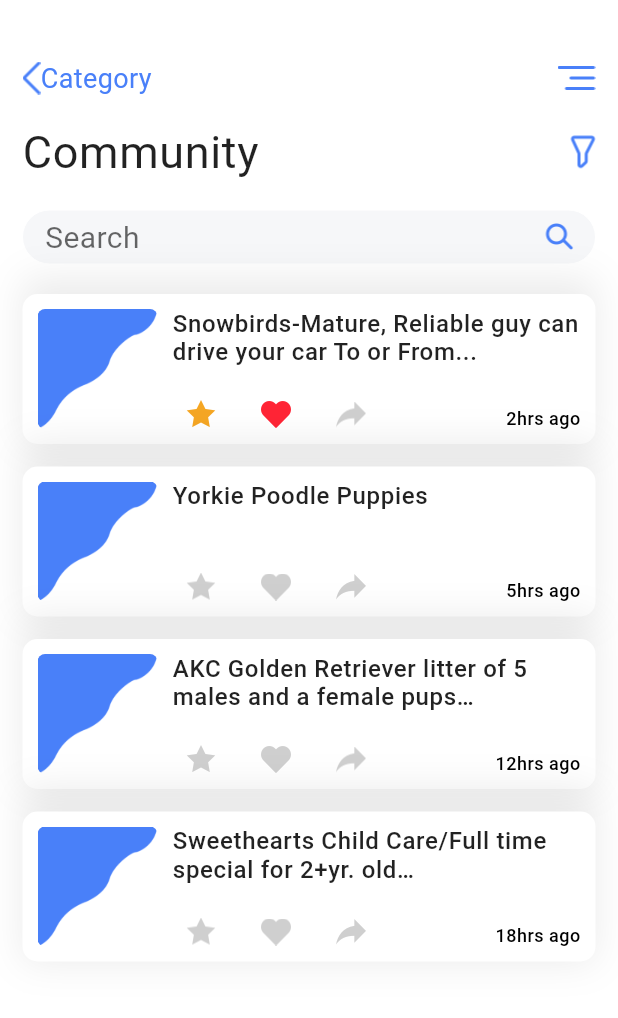
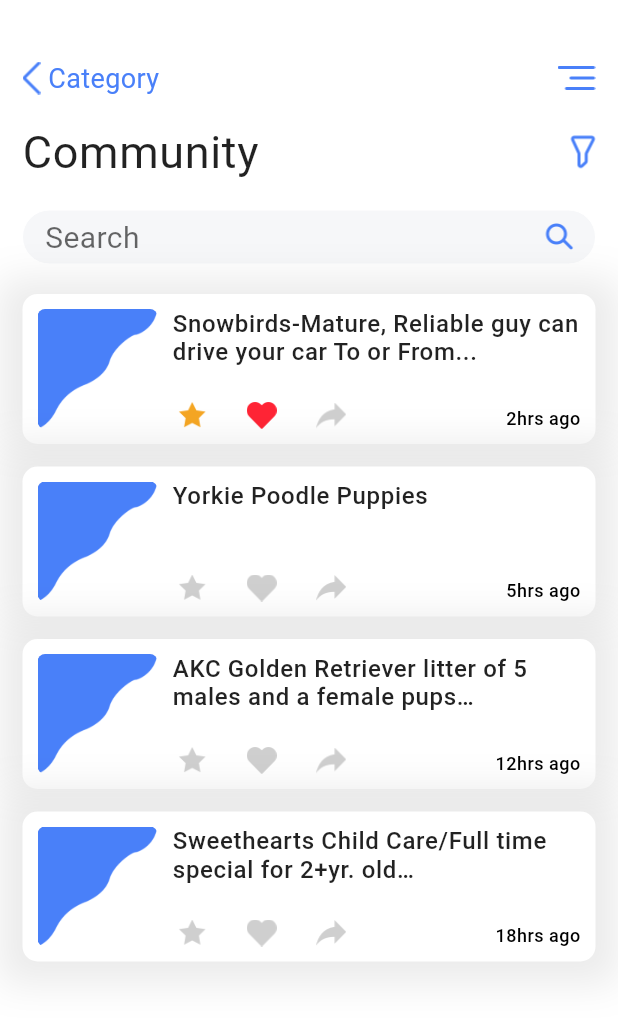
Before and after one commit to Thanhtho96/CragList, a Flutter app: the list screen opened by its route, on a phone screen of 412 x 824 dp. Shown: the top 1018 px of the screen. Run offline on Flutter 3.47's test engine with Material 2 defaults, Android fonts, the phone set to English and light mode, and no system bars; our stand-ins replace sticky_headers; Roboto replaces fonts that are missing (SFProDisplay, SFProDisplay-Bold, SFProDisplay-Medium).

Commit message:
finish minor things

```diff
--- a/lib/category_card.dart
+++ b/lib/category_card.dart
@@ -8,6 +8,7 @@ class category_card extends StatelessWidget {
         children: <Widget>[
           new Container(
             padding: EdgeInsets.only(left: 15, top: 41, right: 15),
+//            height: 24,
             child: new Row(
               mainAxisAlignment: MainAxisAlignment.spaceBetween,
               mainAxisSize: MainAxisSize.max,
@@ -25,6 +26,7 @@ class category_card extends StatelessWidget {
                           ),
                         ),
                         new Container(
+                          padding: EdgeInsets.only(left: 5),
                           alignment: Alignment.topLeft,
                           child: new Text(
                             "Country",
--- a/lib/detailed.dart
+++ b/lib/detailed.dart
@@ -30,7 +30,7 @@ class detailed extends StatelessWidget {
             ],
           ),
           Container(
-            padding: EdgeInsets.only(left: 15, top: 15, right: 15),
+            padding: EdgeInsets.only(left: 5, top: 15, right: 15),
             child: Row(
               children: <Widget>[
                 new Expanded(
@@ -38,9 +38,9 @@ class detailed extends StatelessWidget {
                     mainAxisAlignment: MainAxisAlignment.spaceBetween,
                     mainAxisSize: MainAxisSize.max,
                     children: <Widget>[
-                      Image.asset("images/stared.png"),
-                      Image.asset("images/shaped.png"),
-                      Image.asset("images/forward_arrow.png"),
+                      Expanded(child: Image.asset("images/stared.png")),
+                      Expanded(child: Image.asset("images/shaped.png")),
+                      Expanded(child: Image.asset("images/forward_arrow.png")),
                     ],
                   ),
                 ),
@@ -62,7 +62,7 @@ class detailed extends StatelessWidget {
             ),
           ),
           Container(
-            padding: EdgeInsets.only(left: 15, top: 21.1, right: 15),
+            padding: EdgeInsets.only(left: 15, top: 15, right: 15),
             child: Text(
               "Snowbirds-Mature, Reliable guy can drive your car To or From Florida",
               style: TextStyle(
--- a/lib/list.dart
+++ b/lib/list.dart
@@ -60,6 +60,7 @@ class _ListState extends State<list> {
                                 ),
                               ),
                               new Container(
+                                padding: EdgeInsets.only(left: 5),
                                 child: new Text(
                                   "Category",
                                   style: new TextStyle(
@@ -125,12 +126,12 @@ class _ListState extends State<list> {
             ),
           ),
           Container(
-            padding: EdgeInsets.only(left: 15, top: 186, right: 15, bottom: 15),
+            padding: EdgeInsets.only(top: 186),
             child: ListView(
               padding: EdgeInsets.all(0),
               children: <Widget>[
                 new Container(
-                  padding: EdgeInsets.only(top: 10),
+                  padding: EdgeInsets.only(left: 15, top: 10, right: 15),
                   decoration: BoxDecoration(boxShadow: [
                     new BoxShadow(
                         color: Color.fromRGBO(0, 0, 0, 0.08), blurRadius: 20)
@@ -176,29 +177,37 @@ class _ListState extends State<list> {
                                   ),
                                   Container(
                                     alignment: Alignment.bottomCenter,
-                                    padding:
-                                        EdgeInsets.only(left: 19, right: 143),
+                                    padding: EdgeInsets.only(
+                                        top: 62, right: 143, bottom: 0),
                                     child: Row(
-                                      mainAxisAlignment:
-                                          MainAxisAlignment.spaceBetween,
-                                      mainAxisSize: MainAxisSize.max,
+//                                      mainAxisAlignment:
+//                                          MainAxisAlignment.spaceEvenly,
+//                                      mainAxisSize: MainAxisSize.min,
                                       children: <Widget>[
-                                        GestureDetector(
+                                        Expanded(
+                                          child: GestureDetector(
 //                                          key: ,
                                             onTap: _toggleStar,
                                             child: _isStared
-                                              ? Image.asset("images/stared.png")
+                                                ? Image.asset(
+                                                    "images/stared.png")
                                                 : new Image.asset(
                                                     "images/star.png"),
                                           ),
-                                        GestureDetector(
+                                        ),
+                                        Expanded(
+                                          child: GestureDetector(
                                             onTap: _toggleFavorite,
                                             child: _isFavorited
-                                              ? Image.asset("images/shaped.png")
+                                                ? Image.asset(
+                                                    "images/shaped.png")
                                                 : new Image.asset(
                                                     "images/shape.png"),
                                           ),
-                                        Image.asset("images/forward_arrow.png"),
+                                        ),
+                                        Expanded(
+                                            child: Image.asset(
+                                                "images/forward_arrow.png")),
                                       ],
                                     ),
                                   ),
@@ -221,7 +230,7 @@ class _ListState extends State<list> {
                   ),
                 ),
                 new Container(
-                  padding: EdgeInsets.only(top: 15),
+                  padding: EdgeInsets.only(left: 15, top: 15, right: 15),
                   decoration: BoxDecoration(boxShadow: [
                     new BoxShadow(
                         color: Color.fromRGBO(0, 0, 0, 0.08), blurRadius: 20)
@@ -268,15 +277,21 @@ class _ListState extends State<list> {
                                   Container(
                                     alignment: Alignment.bottomCenter,
                                     padding:
-                                        EdgeInsets.only(left: 19, right: 143),
+                                        EdgeInsets.only(top: 62, right: 143),
                                     child: Row(
                                       mainAxisAlignment:
                                           MainAxisAlignment.spaceBetween,
                                       mainAxisSize: MainAxisSize.max,
                                       children: <Widget>[
-                                        Image.asset("images/star.png"),
-                                        Image.asset("images/shape.png"),
-                                        Image.asset("images/forward_arrow.png"),
+                                        Expanded(
+                                            child:
+                                                Image.asset("images/star.png")),
+                                        Expanded(
+                                            child: Image.asset(
+                                                "images/shape.png")),
+                                        Expanded(
+                                            child: Image.asset(
+                                                "images/forward_arrow.png")),
                                       ],
                                     ),
                                   ),
@@ -299,7 +314,7 @@ class _ListState extends State<list> {
                   ),
                 ),
                 new Container(
-                  padding: EdgeInsets.only(top: 15),
+                  padding: EdgeInsets.only(left: 15, top: 15, right: 15),
                   decoration: BoxDecoration(boxShadow: [
                     new BoxShadow(
                         color: Color.fromRGBO(0, 0, 0, 0.08), blurRadius: 20)
@@ -346,15 +361,21 @@ class _ListState extends State<list> {
                                   Container(
                                     alignment: Alignment.bottomCenter,
                                     padding:
-                                        EdgeInsets.only(left: 19, right: 143),
+                                        EdgeInsets.only(top: 62, right: 143),
                                     child: Row(
                                       mainAxisAlignment:
                                           MainAxisAlignment.spaceBetween,
                                       mainAxisSize: MainAxisSize.max,
                                       children: <Widget>[
-                                        Image.asset("images/star.png"),
-                                        Image.asset("images/shape.png"),
-                                        Image.asset("images/forward_arrow.png"),
+                                        Expanded(
+                                            child:
+                                                Image.asset("images/star.png")),
+                                        Expanded(
+                                            child: Image.asset(
+                                                "images/shape.png")),
+                                        Expanded(
+                                            child: Image.asset(
+                                                "images/forward_arrow.png")),
                                       ],
                                     ),
                                   ),
@@ -377,7 +398,8 @@ class _ListState extends State<list> {
                   ),
                 ),
                 new Container(
-                  padding: EdgeInsets.only(top: 15),
+                  padding:
+                      EdgeInsets.only(left: 15, top: 15, right: 15, bottom: 15),
                   decoration: BoxDecoration(boxShadow: [
                     new BoxShadow(
                         color: Color.fromRGBO(0, 0, 0, 0.08), blurRadius: 20)
@@ -424,15 +446,21 @@ class _ListState extends State<list> {
                                   Container(
                                     alignment: Alignment.bottomCenter,
                                     padding:
-                                        EdgeInsets.only(left: 19, right: 143),
+                                        EdgeInsets.only(top: 62, right: 143),
                                     child: Row(
                                       mainAxisAlignment:
                                           MainAxisAlignment.spaceBetween,
                                       mainAxisSize: MainAxisSize.max,
                                       children: <Widget>[
-                                        Image.asset("images/star.png"),
-                                        Image.asset("images/shape.png"),
-                                        Image.asset("images/forward_arrow.png"),
+                                        Expanded(
+                                            child:
+                                                Image.asset("images/star.png")),
+                                        Expanded(
+                                            child: Image.asset(
+                                                "images/shape.png")),
+                                        Expanded(
+                                            child: Image.asset(
+                                                "images/forward_arrow.png")),
                                       ],
                                     ),
                                   ),
```
Also changed, not shown: lib/main.dart (+8 -8 lines). Lines whose indentation alone changed are shown as unchanged.
